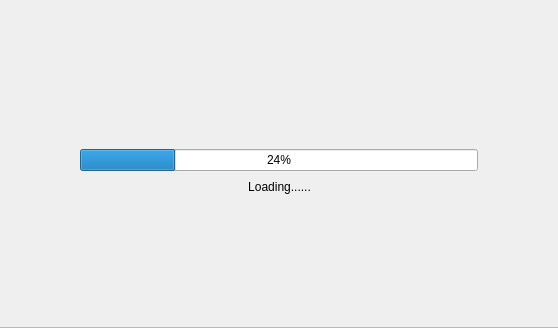
semerlin/ibed, file ibed/mainmodule/lanchwidget.ui: the form before one commit; both pictures show x 121 to 679 and y 152 to 480 of the 800 by 480 pixel window.
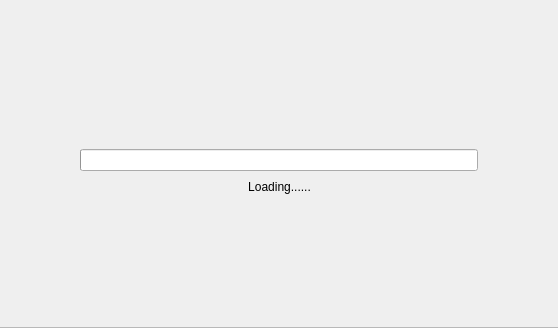
The form after the commit.

Commit message: add progress bar handle

```diff
--- a/ibed/mainmodule/lanchwidget.ui
+++ b/ibed/mainmodule/lanchwidget.ui
@@ -88,9 +88,15 @@
          </spacer>
         </item>
         <item>
-         <widget class="QProgressBar" name="progressBar">
+         <widget class="QProgressBar" name="progressBar_launch">
+          <property name="maximum">
+           <number>10</number>
+          </property>
           <property name="value">
-           <number>24</number>
+           <number>-1</number>
+          </property>
+          <property name="textVisible">
+           <bool>false</bool>
           </property>
          </widget>
         </item>
```
The commit also changes 2 other files.
